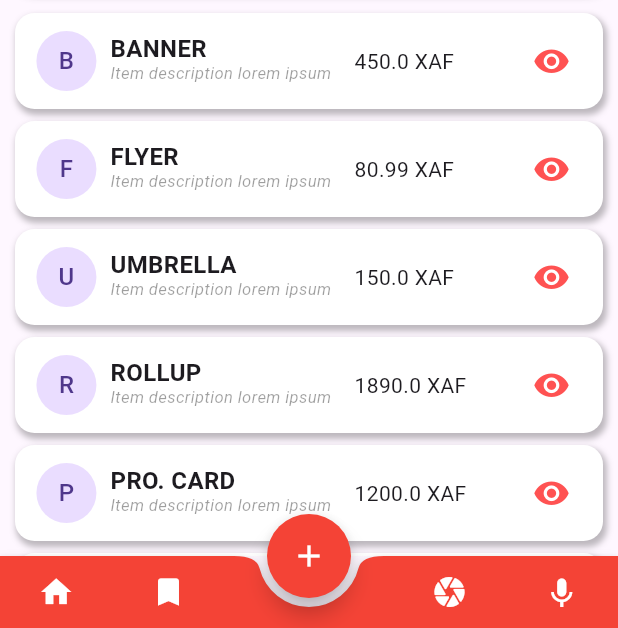
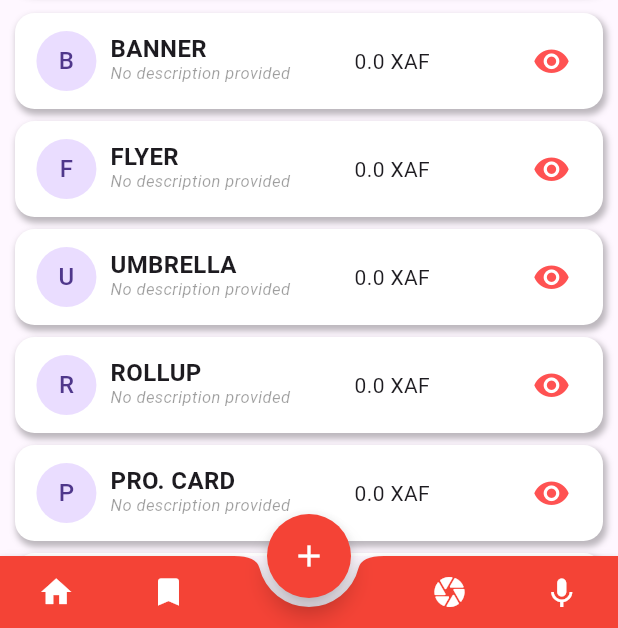
Before and after one commit to chacenb/flutter_learning, a Flutter app: the screen it shows after launch, on a phone screen of 412 x 824 dp, the part 608-1236 px from its top. Run offline on Flutter 3.47's test engine with Material 3 defaults, Android fonts, the phone set to English and light mode, and no system bars; our stand-ins replace font_awesome_flutter; missing offline and left inert: flutter_libserialport, libserialport, serial_port_win32.

```diff
--- /dev/null
+++ b/lib/components/chacecomItemLayout.dart
@@ -0,0 +1,53 @@
+import 'package:flutter/material.dart';
+
+import '../types/types.dart';
+
+class ChaceComItemLayout extends StatelessWidget {
+  String label;
+  String description;
+  double? price;
+
+  ChaceComItemLayout({super.key, required this.label, this.description = "No description provided", this.price = 00.0});
+
+  @override
+  Widget build(BuildContext context) {
+    return Container(
+      margin: EdgeInsets.fromLTRB(0, 8.0, 0, 0),
+      padding: EdgeInsets.symmetric(vertical: 8.0, horizontal: 8.0),
+      decoration: BoxDecoration(
+        color: Colors.white,
+        borderRadius: BorderRadius.circular(13.0),
+        boxShadow: const [BoxShadow(color: Colors.black26, offset: Offset(1.6, 2.8), blurRadius: 3.0, spreadRadius: 0.8, blurStyle: BlurStyle.normal)],
+      ),
+      child: Row(
+        children: [
+          Expanded(flex: 1, child: CircleAvatar(child: Text(label[0]))
+              // child: Image(image: AssetImage("images/chacecomlogo.png"), height: 50.0),
+              ),
+          const Padding(padding: EdgeInsets.only(left: 3.0)),
+          Expanded(
+              flex: 3,
+              child: Column(
+                mainAxisAlignment: MainAxisAlignment.center,
+                crossAxisAlignment: CrossAxisAlignment.start,
+                children: [
+                  Text(label.toUpperCase(), style: const TextStyle(fontWeight: FontWeight.w600, fontSize: 16.0, height: 1.0)),
+                  Text(description, style: const TextStyle(fontWeight: FontWeight.w400, fontStyle: FontStyle.italic, color: Colors.black38, fontSize: 11))
+                ],
+              )),
+          const Padding(padding: EdgeInsets.only(left: 5.0)),
+          Expanded(flex: 2, child: Text("${price.toString()} XAF")),
+          Expanded(
+              flex: 1,
+              child: IconButton(
+                icon: const Icon(Icons.visibility, size: 25.0),
+                style: const ButtonStyle(
+                  iconColor: MaterialStatePropertyAll(Colors.redAccent),
+                ),
+                onPressed: () => {},
+              ))
+        ],
+      ),
+    );
+  }
+}
```
Also changed, not shown: lib/components/chacecomitems.dart (+38 -72 lines).
